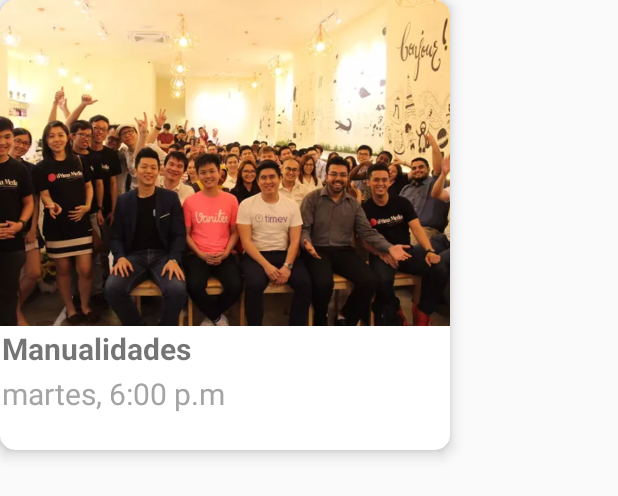
After one commit to gio96/MeetUpUdea, an Android app: the layout item_course_v2.xml on its own in the app's theme, with its tools: preview values and no code run, on a phone screen of 412 x 824 dp. The commit adds this screen. Shown: the top 496 px of the screen. Run offline under Robolectric (Android 15) with nearby library versions, the phone set to English and light mode, and no system bars.

Commit message:
Create ItemCourse v2

```diff
--- a/app/build.gradle
+++ b/app/build.gradle
@@ -43,6 +43,7 @@ dependencies {
     implementation 'de.hdodenhof:circleimageview:2.2.0'
     //Libreria para cortar las imagenes
     implementation 'com.github.florent37:diagonallayout:1.0.9'
+    implementation 'com.github.florent37:arclayout:1.0.2'
 
 
     androidTestImplementation('com.android.support.test.espresso:espresso-core:3.0.2', {
--- a/app/src/main/java/com/example/galonsogomez/meetupudea/LoginActivity.java
+++ b/app/src/main/java/com/example/galonsogomez/meetupudea/LoginActivity.java
@@ -141,6 +141,8 @@ public class LoginActivity extends AppCompatActivity{
             } catch (ApiException e) {
                 // Google Sign In failed, update UI appropriately
                 Log.w("", "Google sign in failed", e);
+                loginButton.setVisibility(View.VISIBLE);
+                progressBar.setVisibility(View.INVISIBLE);
             }
         }
     }
--- /dev/null
+++ b/app/src/main/res/layout/item_course_v2.xml
@@ -0,0 +1,62 @@
+<?xml version="1.0" encoding="utf-8"?>
+<android.support.v7.widget.CardView
+    xmlns:android="http://schemas.android.com/apk/res/android"
+    xmlns:app="http://schemas.android.com/apk/res-auto"
+    xmlns:tools="http://schemas.android.com/tools"
+    android:id="@+id/cv_Item_Frag_Course"
+    android:layout_width="300dp"
+    android:layout_height="300dp"
+    android:layout_centerHorizontal="true"
+    android:clickable="true"
+    android:foreground="?android:attr/selectableItemBackground"
+    android:orientation="vertical"
+    app:cardCornerRadius="10dp"
+    app:cardElevation="6dp">
+
+    <LinearLayout
+        android:layout_width="match_parent"
+        android:layout_height="290dp"
+        android:orientation="vertical"
+        android:weightSum="4">
+
+        <LinearLayout
+            android:layout_width="match_parent"
+            android:layout_height="0dp"
+            android:layout_weight="3"
+            android:orientation="vertical">
+
+            <android.support.v7.widget.AppCompatImageView
+                android:layout_width="match_parent"
+                android:layout_height="match_parent"
+                android:scaleType="centerCrop"
+                android:src="@drawable/meetup" />
+
+        </LinearLayout>
+
+        <LinearLayout
+            android:layout_width="match_parent"
+            android:layout_height="0dp"
+            android:layout_weight="1"
+            android:orientation="vertical">
+
+            <TextView
+                android:layout_width="match_parent"
+                android:layout_height="wrap_content"
+                android:text="Manualidades"
+                android:textSize="20sp"
+                android:textStyle="bold"
+                android:padding="1dp"/>
+
+            <TextView
+                android:layout_width="match_parent"
+                android:layout_height="wrap_content"
+                android:text="martes, 6:00 p.m"
+                android:textSize="20sp"
+                android:padding="1dp"
+                android:textColor="#a4a4a4"/>
+        </LinearLayout>
+    </LinearLayout>
+
+
+
+</android.support.v7.widget.CardView>
--- a/app/src/main/res/values/strings.xml
+++ b/app/src/main/res/values/strings.xml
@@ -28,5 +28,8 @@
     // View Profile
     <string name="Creados">CREADOS</string>
 
+    //Fragment meetup
+    <string name="text_message_meetup">Aún no sigues a ningún grupo</string>
+
 
 </resources>
```
Also changed, not shown: app/src/main/java/com/example/galonsogomez/meetupudea/MeetUpNavFragment.java (+22 -2 lines), app/src/main/res/layout/activity_login.xml (+41 -11 lines), app/src/main/res/layout/fragment_meet_up_nav.xml (+9 -0 lines), app/src/main/res/layout/item_group.xml (+0 -25 lines), app/src/main/res/drawable/login_u.jpeg (added), 3 other files.
